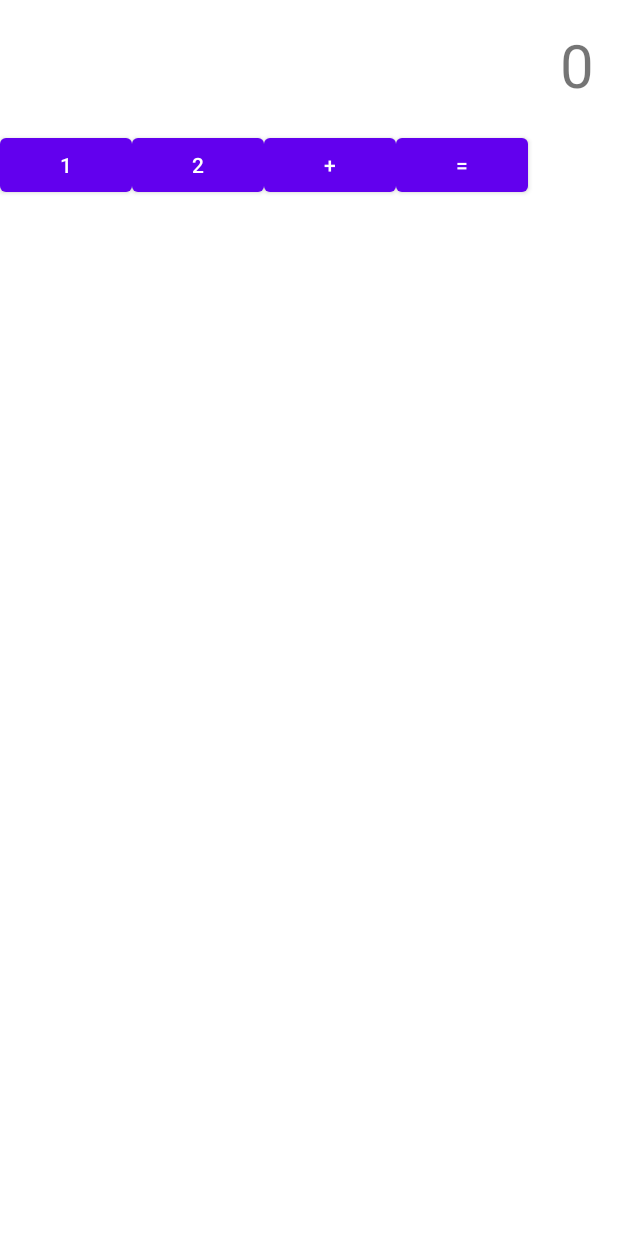
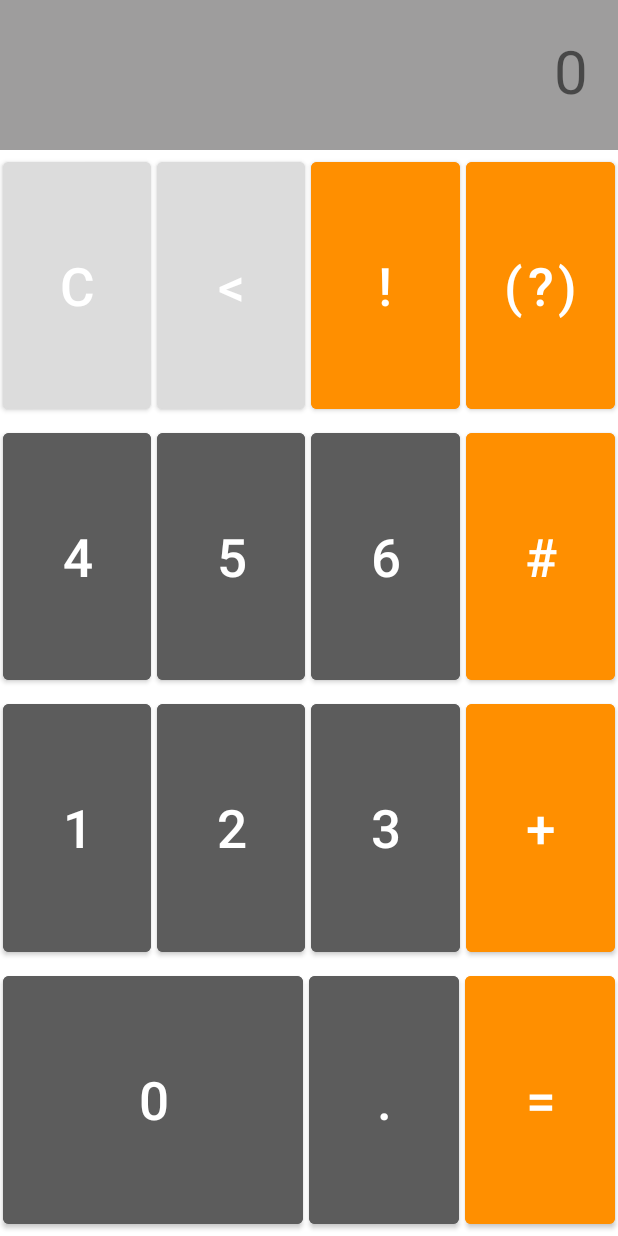
Before and after one commit to Tomas-21907834/ACalculadora, an Android app: the layout activity_main.xml on its own in the app's theme, with its tools: preview values and no code run, on a phone screen of 412 x 824 dp. Run offline under Robolectric (Android 15) with nearby library versions, the phone set to English and light mode, and no system bars.

Commit message:
layout arranjado

```diff
--- a/app/src/main/java/com/example/acalculadora/MainActivity.kt
+++ b/app/src/main/java/com/example/acalculadora/MainActivity.kt
@@ -32,6 +32,7 @@ class MainActivity : AppCompatActivity() {
             }
         }
 
+
         binding.buttonAdition.setOnClickListener {
             Log.i(TAG, "Click no botão +")
             binding.textVisor.append("+")
--- a/app/src/main/res/layout/activity_main.xml
+++ b/app/src/main/res/layout/activity_main.xml
@@ -10,42 +10,214 @@
     <TextView
         android:id="@+id/text_visor"
         android:layout_width="match_parent"
-        android:layout_height="wrap_content"
+        android:layout_height="100dp"
+        android:background="#77302E2E"
+        android:text="0"
+        android:padding="20dp"
         android:textAlignment="textEnd"
-        android:padding="16dp"
-        android:textSize="40sp"
-        android:text="0"
+        android:textSize="40sp" />
 
-        />
 
     <LinearLayout
         android:layout_width="match_parent"
-        android:layout_height="wrap_content"
-        android:orientation="horizontal">
+        android:layout_height="0dp"
+        android:orientation="vertical"
+        android:layout_weight="15">
+
+
+    <LinearLayout
+        android:layout_width="match_parent"
+        android:layout_height="0dp"
+        android:layout_weight="1">
 
         <Button
-            android:layout_width="wrap_content"
-            android:layout_height="wrap_content"
-            android:id="@+id/button_1"
-            android:text="@string/_1" />
+            android:backgroundTint="@color/grey"
+            android:id="@+id/button_c"
+            android:layout_width="0dp"
+            android:layout_weight="1"
+            android:layout_height="match_parent"
+            android:text="@string/c"
+            android:layout_margin="2dp"
+            android:textSize="35sp"/>
 
         <Button
-            android:layout_width="wrap_content"
-            android:layout_height="wrap_content"
-            android:id="@+id/button_2"
-            android:text="@string/_2" />
+            android:backgroundTint="@color/grey"
+            android:id="@+id/button_less"
+            android:layout_width="0dp"
+            android:layout_weight="1"
+            android:layout_height="match_parent"
+            android:text="@string/less"
+            android:layout_margin="2dp"
+            android:textSize="35sp"/>
 
         <Button
-            android:layout_width="wrap_content"
-            android:layout_height="wrap_content"
-            android:id="@+id/button_adition"
-            android:text="@string/adition" />
+            android:backgroundTint="@color/orange"
+            android:id="@+id/button_exclamation"
+            android:layout_width="0dp"
+            android:layout_weight="1"
+            android:layout_height="match_parent"
+            android:text="@string/exclamation"
+            android:layout_margin="2dp"
+            android:textSize="35sp"/>
 
         <Button
-            android:layout_width="wrap_content"
-            android:layout_height="wrap_content"
+            android:backgroundTint="@color/orange"
+            android:id="@+id/button_interrogation"
+            android:layout_width="0dp"
+            android:layout_weight="1"
+            android:layout_margin="2dp"
+            android:layout_height="match_parent"
+            android:text="@string/interrogation"
+            android:textSize="35sp"/>
+    </LinearLayout>
+
+
+
+
+
+    <LinearLayout
+        android:layout_width="match_parent"
+        android:layout_height="0dp"
+        android:layout_weight="1">
+
+        <Button
+            android:backgroundTint="@color/greyCarregado"
+            android:id="@+id/button_4"
+            android:layout_width="0dp"
+            android:layout_weight="1"
+            android:layout_height="match_parent"
+            android:text="@string/_4"
+            android:layout_margin="2dp"
+            android:textSize="35sp"/>
+
+        <Button
+            android:backgroundTint="@color/greyCarregado"
+            android:id="@+id/button_5"
+            android:layout_width="0dp"
+            android:layout_weight="1"
+            android:layout_height="match_parent"
+            android:text="@string/_5"
+            android:layout_margin="2dp"
+            android:textSize="35sp"/>
+
+        <Button
+            android:backgroundTint="@color/greyCarregado"
+            android:id="@+id/button_6"
+            android:layout_width="0dp"
+            android:layout_weight="1"
+            android:layout_height="match_parent"
+            android:text="@string/_6"
+            android:layout_margin="2dp"
+            android:textSize="35sp"/>
+
+        <Button
+            android:backgroundTint="@color/orange"
+            android:id="@+id/button_hashtag"
+            android:layout_width="0dp"
+            android:layout_weight="1"
+            android:layout_height="match_parent"
+            android:text="@string/hashtag"
+            android:layout_margin="2dp"
+            android:textSize="35sp"/>
+    </LinearLayout>
+
+
+    <LinearLayout
+        android:layout_width="match_parent"
+        android:layout_height="0dp"
+        android:layout_weight="1"
+        >
+
+        <Button
+            android:backgroundTint="@color/greyCarregado"
+            android:id="@+id/button_1"
+            android:layout_width="0dp"
+            android:layout_weight="1"
+            android:layout_height="match_parent"
+            android:text="@string/_1"
+            android:layout_margin="2dp"
+            android:textSize="35sp"/>
+
+
+        <Button
+            android:backgroundTint="@color/greyCarregado"
+            android:id="@+id/button_2"
+            android:layout_width="0dp"
+            android:layout_weight="1"
+            android:layout_height="match_parent"
+            android:text="@string/_2"
+            android:layout_margin="2dp"
+            android:textSize="35sp"/>
+
+        <Button
+            android:backgroundTint="@color/greyCarregado"
+            android:id="@+id/button_3"
+            android:layout_width="0dp"
+            android:layout_weight="1"
+            android:layout_height="match_parent"
+            android:text="@string/_3"
+            android:layout_margin="2dp"
+            android:textSize="35sp"/>
+
+        <Button
+            android:backgroundTint="@color/orange"
+            android:id="@+id/button_adition"
+            android:layout_width="0dp"
+            android:layout_height="match_parent"
+            android:layout_weight="1"
+            android:layout_margin="2dp"
+            android:text="@string/adition"
+            android:textSize="35sp" />
+    </LinearLayout>
+
+
+
+
+
+    <LinearLayout
+            android:layout_width="match_parent"
+            android:layout_height="0dp"
+            android:layout_weight="1">
+
+        <Button
+            android:backgroundTint="@color/greyCarregado"
+            android:id="@+id/button_0"
+            android:layout_width="0dp"
+            android:layout_weight="2"
+            android:layout_height="match_parent"
+            android:text="@string/_0"
+            android:layout_margin="2dp"
+            android:textSize="35sp"
+            />
+
+        <Button
+            android:backgroundTint="@color/greyCarregado"
+            android:id="@+id/button_ponto"
+            android:layout_width="0dp"
+            android:layout_weight="1"
+            android:layout_height="match_parent"
+            android:text="@string/ponto"
+            android:layout_margin="2dp"
+            android:textSize="35sp"
+            />
+
+        <Button
             android:id="@+id/button_equals"
-            android:text="@string/equals" />
+            android:layout_width="0dp"
+            android:layout_weight="1"
+            android:layout_margin="2dp"
+            android:layout_height="match_parent"
+            android:backgroundTint="@color/orange"
+            android:text="@string/equals"
+
+            android:textSize="35sp"
+            />
+    </LinearLayout>
+
+
+
+
+    </LinearLayout>
 
 
 
@@ -53,6 +225,11 @@
 
 
 
-    </LinearLayout>
+
+
+
+
+
+
 
 </LinearLayout>
--- a/app/src/main/res/values/colors.xml
+++ b/app/src/main/res/values/colors.xml
@@ -7,4 +7,9 @@
     <color name="teal_700">#FF018786</color>
     <color name="black">#FF000000</color>
     <color name="white">#FFFFFFFF</color>
+    <color name="orange">#FF8F00</color>
+    <color name="grey">#dcdcdc</color>
+    <color name="greyCarregado">#5c5c5c</color>
+    #858585
+
 </resources>
--- a/app/src/main/res/values/strings.xml
+++ b/app/src/main/res/values/strings.xml
@@ -1,7 +1,18 @@
 <resources>
     <string name="app_name">ACalculadora</string>
+    <string name="_0">0</string>
     <string name="_1">1</string>
     <string name="_2">2</string>
+    <string name="_3">3</string>
+    <string name="_4">4</string>
+    <string name="_5">5</string>
+    <string name="_6">6</string>
     <string name="adition">+</string>
     <string name="equals">=</string>
+    <string name="hashtag">#</string>
+    <string name="exclamation">!</string>
+    <string name="interrogation">(?)</string>
+    <string name="less"><![CDATA[<]]></string>
+    <string name="c">C</string>
+    <string name="ponto">.</string>
 </resources>
```
